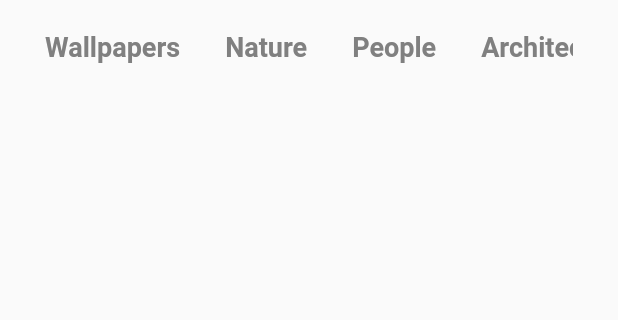
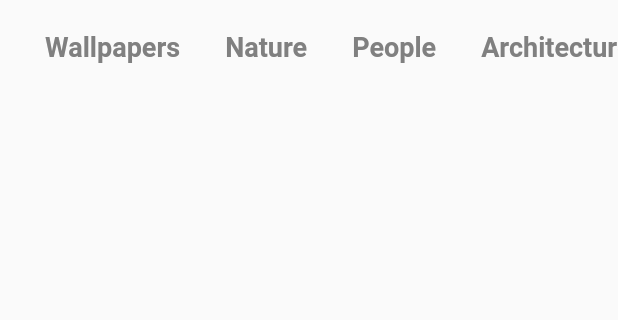
Before and after one commit to minhthinh190/unsplash-mobile, a Flutter app: the screen it shows after launch, on a phone screen of 412 x 824 dp, the part 84-404 px from its top. Run offline on Flutter 3.47's test engine with Material 2 defaults, Android fonts, the phone set to English and light mode, and no system bars; network calls fail.

Commit message:
update category list

```diff
--- a/lib/widgets/category_list.dart
+++ b/lib/widgets/category_list.dart
@@ -15,8 +15,7 @@ class _CategoryListState extends State<CategoryList> {
   @override
   Widget build(BuildContext context) {
     return Container(
-      margin: EdgeInsets.symmetric(vertical: 15),
-      padding: EdgeInsets.symmetric(horizontal: 30),
+      margin: EdgeInsets.only(top: 15, bottom: 15),
       height: 33,
 
       child: ListView.builder(
@@ -70,7 +69,7 @@ class _CategoriesTileState extends State<CategoriesTile> {
 
       child: widget.isSelected ?
       Container(
-        margin: EdgeInsets.only(right: 30),
+        margin: EdgeInsets.only(left: 30),
         alignment: Alignment.center,
 
         decoration: BoxDecoration(
@@ -90,7 +89,7 @@ class _CategoriesTileState extends State<CategoriesTile> {
       )
       :
       Container(
-        margin: EdgeInsets.only(right: 30),
+        margin: EdgeInsets.only(left: 30),
         alignment: Alignment.center,
 
         child: Text(
```
